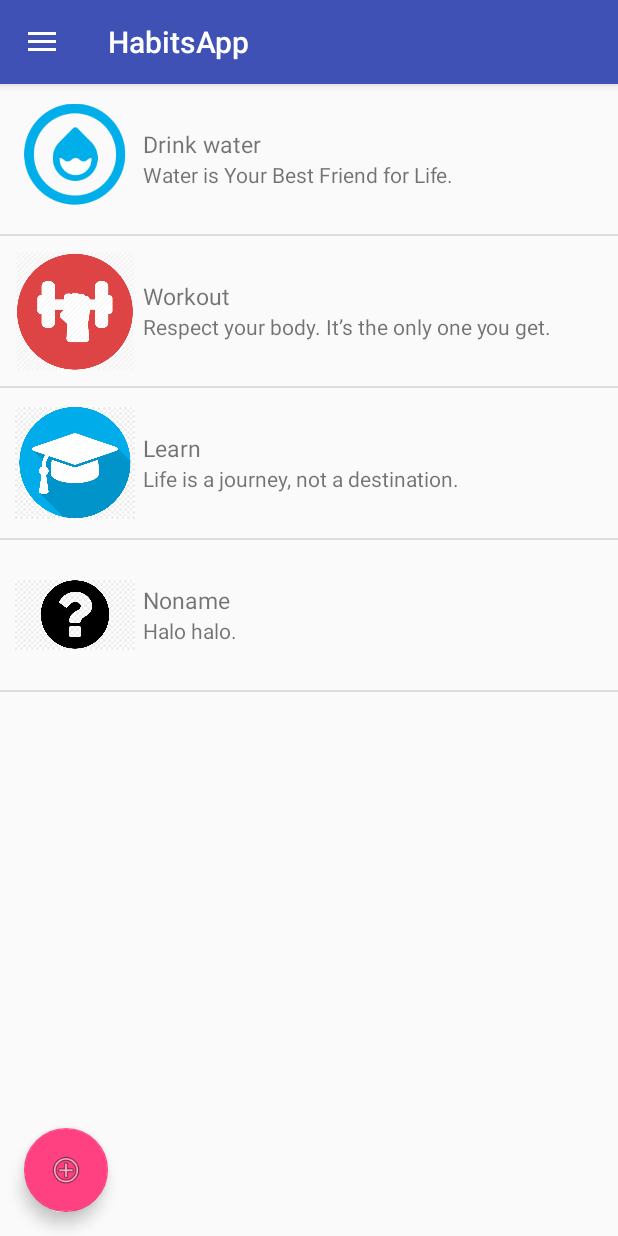
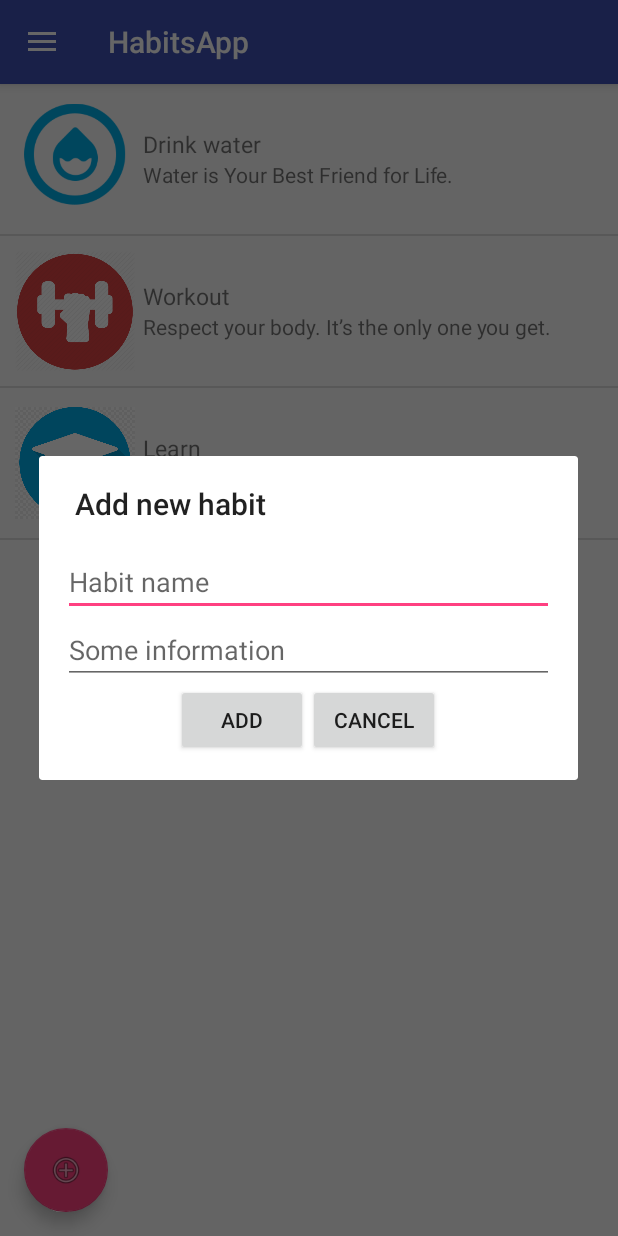
Before and after one commit to sebastianpawlaczyk/HabitsApp, an Android app: the screen it shows after launch (MainActivity), after a tap on an icon or button, on a phone screen of 412 x 824 dp. Run offline under Robolectric (Android 15) with nearby library versions, the phone set to English and light mode, and no system bars.

Commit message:
adding add new habit functionality

```diff
--- a/app/src/main/java/com/example/seba/habitsapp/MainActivity.kt
+++ b/app/src/main/java/com/example/seba/habitsapp/MainActivity.kt
@@ -5,10 +5,14 @@ import android.os.Bundle
 import android.support.design.widget.NavigationView
 import android.support.v4.widget.DrawerLayout
 import android.support.v7.app.ActionBarDrawerToggle
+import android.support.v7.app.AlertDialog
+import android.view.LayoutInflater
 import android.view.MenuItem
 import android.widget.ListView
 import android.widget.Toast
 import kotlinx.android.synthetic.main.activity_main.*
+import kotlinx.android.synthetic.main.activity_main.view.*
+import kotlinx.android.synthetic.main.layout_dialog.view.*
 
 class MainActivity : AppCompatActivity() {
 
@@ -51,8 +55,24 @@ class MainActivity : AppCompatActivity() {
         }
 
         floating_action_button.setOnClickListener {
-            list.add(Model("Noname", "Halo halo.", R.drawable.question))
-            listview.adapter = MyListAdapter(this, R.layout.row, list)
+            val mDialogView = LayoutInflater.from(this).inflate(R.layout.layout_dialog, null)
+            val mBuilder = AlertDialog.Builder(this)
+                    .setView(mDialogView)
+                    .setTitle("Add new habit")
+            val mAlertDialog = mBuilder.show()
+            mDialogView.add_habit_button.setOnClickListener {
+                mAlertDialog.dismiss()
+
+                val habit = mDialogView.edit_habit.text.toString()
+                val info = mDialogView.edit_info.text.toString()
+
+                list.add(Model(habit, info, R.drawable.question))
+                listview.adapter = MyListAdapter(this, R.layout.row, list)
+            }
+
+            mDialogView.cancel_button.setOnClickListener {
+                mAlertDialog.dismiss()
+            }
         }
 
         //navigation_view
--- /dev/null
+++ b/app/src/main/res/layout/layout_dialog.xml
@@ -0,0 +1,40 @@
+<?xml version="1.0" encoding="utf-8"?>
+<LinearLayout
+    xmlns:android="http://schemas.android.com/apk/res/android" android:layout_width="match_parent"
+    android:layout_height="match_parent"
+    android:orientation="vertical"
+    android:padding="16dp">
+
+    <EditText
+        android:hint="Habit name"
+        android:id="@+id/edit_habit"
+        android:layout_width="match_parent"
+        android:layout_height="wrap_content" />
+
+    <EditText
+        android:hint="Some information"
+        android:id="@+id/edit_info"
+        android:layout_width="match_parent"
+        android:layout_height="wrap_content"
+        android:layout_below="@+id/edit_habit"
+        android:layout_alignParentStart="true"/>
+
+    <LinearLayout
+        android:layout_width="match_parent"
+        android:layout_height="wrap_content"
+        android:orientation="horizontal"
+        android:gravity="center">
+        <Button
+            android:id="@+id/add_habit_button"
+            android:text="Add"
+            android:layout_width="wrap_content"
+            android:layout_height="wrap_content" />
+        <Button
+            android:id="@+id/cancel_button"
+            android:text="Cancel"
+            android:layout_width="wrap_content"
+            android:layout_height="wrap_content" />
+
+    </LinearLayout>
+
+</LinearLayout>
```
